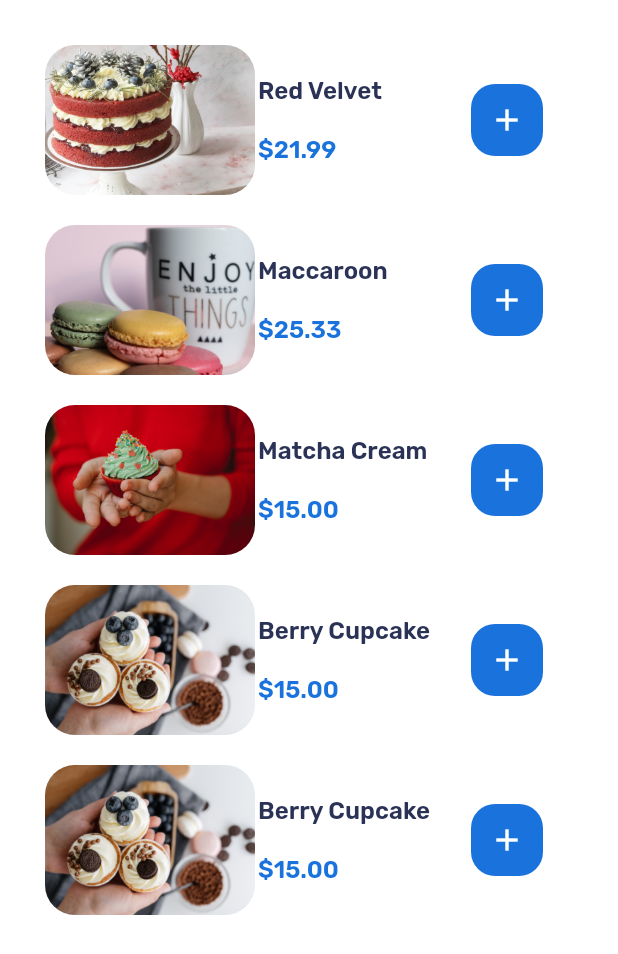
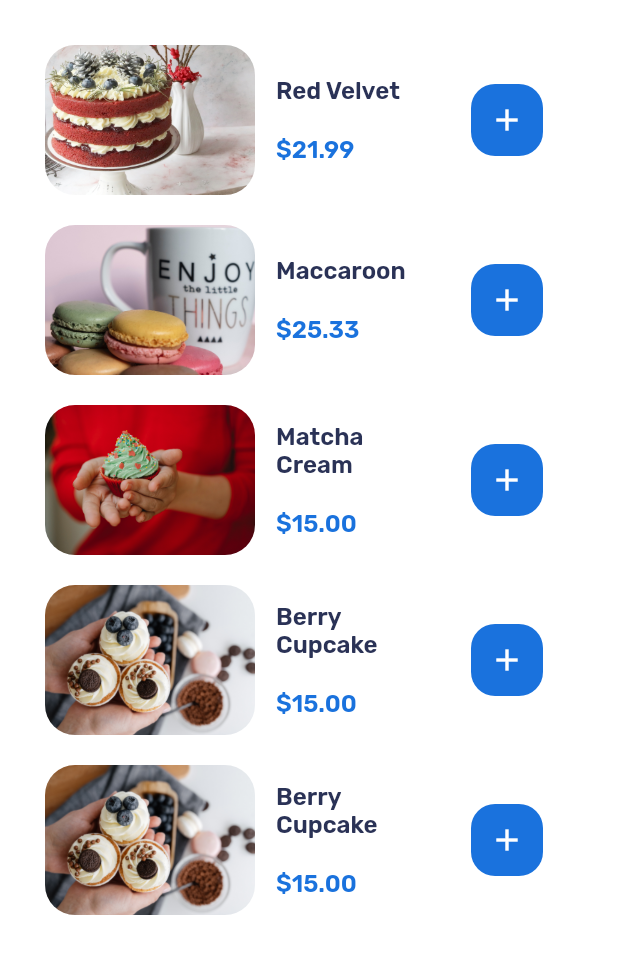
Before and after one commit to maswin312/point_of_sale_ui, a Flutter app: the ListProduct widget shown alone on an empty page, opened directly, on a phone screen of 412 x 824 dp. Shown: the top 954 px of the screen. Run offline on Flutter 3.47's test engine with Material 2 defaults, Android fonts, the phone set to English and light mode, and no system bars; our stand-ins replace google_fonts.

Commit message:
add fix screen overflow

```diff
--- a/lib/screens/cashier_screen.dart
+++ b/lib/screens/cashier_screen.dart
@@ -58,7 +58,9 @@ class CashierScreen extends StatelessWidget {
                 ],
               ),
             ),
-            const ListProduct()
+            const Expanded(
+              child: ListProduct(),
+            )
           ],
         ),
       ),
--- a/lib/widgets/list_product.dart
+++ b/lib/widgets/list_product.dart
@@ -26,7 +26,11 @@ class ListProduct extends StatelessWidget {
                 fit: BoxFit.cover,
               ),
             ),
-            SizedBox(
+            const SizedBox(
+              width: 14,
+            ),
+            Expanded(
+              child: SizedBox(
                 width: 120,
                 child: Column(
                   mainAxisAlignment: MainAxisAlignment.spaceBetween,
@@ -52,6 +56,7 @@ class ListProduct extends StatelessWidget {
                   ],
                 ),
               ),
+            ),
             Container(
               margin: const EdgeInsets.all(20),
               decoration: BoxDecoration(
@@ -59,7 +64,9 @@ class ListProduct extends StatelessWidget {
                 color: const Color(0xff1A72DD),
               ),
               child: IconButton(
-                onPressed: () {},
+                onPressed: () {
+                  // print('test add button')
+                },
                 icon: const Icon(
                   Icons.add,
                   size: 24.0,
```
Lines whose indentation alone changed are shown as unchanged.
